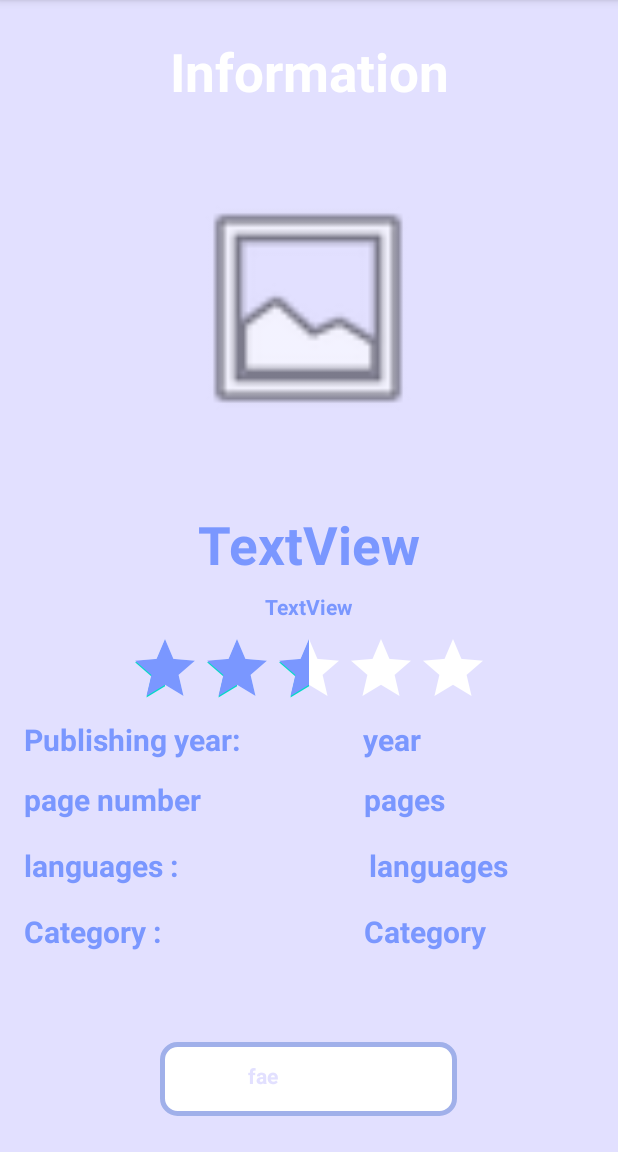
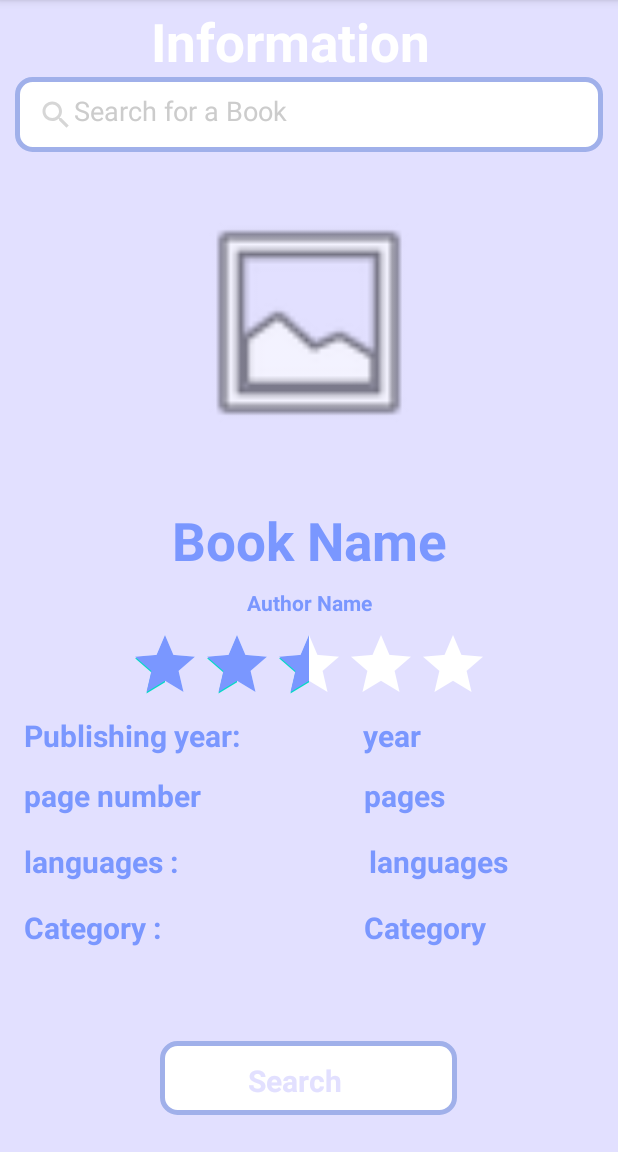
Before and after one commit to najibhosam/LibraLink2, an Android app: the BookActivity screen opened directly, with no data from a screen before it, on a phone screen of 412 x 824 dp, the part 84-1236 px from its top. Run offline under Robolectric (Android 15) with nearby library versions, the phone set to English and light mode, and no system bars; libraries missing offline, so code that uses them is left out: com.loopj.android, cz.msebera.android.

```diff
--- a/app/build.gradle
+++ b/app/build.gradle
@@ -87,4 +87,8 @@ dependencies {
     implementation platform('com.google.firebase:firebase-bom:32.1.0')
 
 
+
+    implementation 'com.loopj.android:android-async-http:1.4.11'
+
+
 }
--- a/app/src/main/AndroidManifest.xml
+++ b/app/src/main/AndroidManifest.xml
@@ -1,6 +1,8 @@
 <?xml version="1.0" encoding="utf-8"?>
 <manifest xmlns:android="http://schemas.android.com/apk/res/android"
     xmlns:tools="http://schemas.android.com/tools">
+
+    <uses-permission android:name="android.permission.INTERNET"/>
 
     <application
         android:allowBackup="true"
--- a/app/src/main/java/com/example/libralink2/BookActivity.kt
+++ b/app/src/main/java/com/example/libralink2/BookActivity.kt
@@ -2,9 +2,16 @@ package com.example.libralink2
 
 import androidx.appcompat.app.AppCompatActivity
 import android.os.Bundle
+import android.view.View
+import android.widget.Toast
 import androidx.lifecycle.ViewModelProvider
 import com.example.libralink2.databinding.ActivityBookBinding
 import com.example.libralink2.databinding.ActivityMainBinding
+import com.loopj.android.http.AsyncHttpClient
+import com.loopj.android.http.AsyncHttpClient.log
+import com.loopj.android.http.AsyncHttpResponseHandler
+import cz.msebera.android.httpclient.Header
+import org.json.JSONObject
 
 class BookActivity : AppCompatActivity() {
     private lateinit var binding: ActivityBookBinding
@@ -13,10 +20,79 @@ class BookActivity : AppCompatActivity() {
 
         binding= ActivityBookBinding.inflate(layoutInflater)
         setContentView(binding.root)
+        //var viewModel = ViewModelProvider(this).get(BookActivityViewModel::class.java)
 
-        var viewModel = ViewModelProvider(this).get(BookActivityViewModel::class.java)
 
-        viewModel.getInfo()
+        binding.btnSearch.setOnClickListener {
+            searchBook()
+        }
+
 
     }
+
+    private fun searchBook() {
+        val query = binding.etSearch.text.toString()
+        val client = AsyncHttpClient()
+        val url = "https://www.googleapis.com/books/v1/volumes?q=${query}"
+        client.get(url,object : AsyncHttpResponseHandler(){
+            override fun onSuccess(
+                statusCode: Int,
+                headers: Array<out Header>,
+                responseBody: ByteArray
+            ) {
+                val result = String(responseBody)
+                log.d(TAG , result)
+
+                try {
+                    val jsonObject = JSONObject(result)
+                    val itemsArray = jsonObject.getJSONArray("items")
+
+                    var i = 0
+                    var bookTitle = ""
+                    var bookAuthor = ""
+
+
+                    while (i < itemsArray.length()) {
+                        val book = itemsArray.getJSONObject(i)
+                        val volumeInfo = book.getJSONObject("volumeInfo")
+                        try {
+                            bookTitle = volumeInfo.getString("title")
+                            bookAuthor = volumeInfo.getString("authors")
+                        } catch (e: Exception) {
+                            e.printStackTrace()
+                        }
+                        i++
+                    }
+                    binding.apply {
+                        tvBookName.text = bookTitle
+                        tvAuthorName.text = bookAuthor
+                    }
+                }catch (e: Exception) {
+                    Toast.makeText(this@BookActivity, e.message, Toast.LENGTH_SHORT).show()
+                }
+
+            }
+
+            override fun onFailure(
+                statusCode: Int,
+                headers: Array<out Header>?,
+                responseBody: ByteArray?,
+                error: Throwable?
+            ) {
+                val errorMessage = when (statusCode) {
+                    401 -> "StatusCode: Bad Request"
+                    403 -> "StatusCode: Forbidden"
+                    404 -> "StatusCode: Not Found"
+                    else -> " StatusCode: ${error?.message}"
+                }
+                Toast.makeText(this@BookActivity, errorMessage, Toast.LENGTH_SHORT).show()
+            }
+
+        })
+
+    }
+
+    companion object {
+        private val TAG = MainActivity::class.java.simpleName
+    }
 }
--- a/app/src/main/java/com/example/libralink2/BookActivityViewModel.kt
+++ b/app/src/main/java/com/example/libralink2/BookActivityViewModel.kt
@@ -9,6 +9,7 @@ class BookActivityViewModel: ViewModel() {
     var PublishingYear = ""
     var Pages = 0
     var category = ""
+   // var bookName = intent.getStringExtra("EXTRA-MESSAGE")
 
     fun getInfo (){
 
--- a/app/src/main/res/layout/activity_book.xml
+++ b/app/src/main/res/layout/activity_book.xml
@@ -40,25 +40,39 @@
         android:id="@+id/textView7"
         android:layout_width="wrap_content"
         android:layout_height="wrap_content"
-        android:layout_marginTop="24dp"
+        android:layout_marginTop="4dp"
         android:text="Information"
         android:textColor="@color/white"
         android:textSize="35sp"
         android:textStyle="bold"
         app:layout_constraintEnd_toEndOf="parent"
-        app:layout_constraintHorizontal_bias="0.5"
+        app:layout_constraintHorizontal_bias="0.446"
         app:layout_constraintStart_toStartOf="parent"
         app:layout_constraintTop_toTopOf="parent" />
 
+    <EditText
+        android:id="@+id/etSearch"
+        android:layout_width="392dp"
+        android:layout_height="50dp"
+        android:background="@drawable/shape_edittext00"
+        android:drawableStart="@drawable/ic_search"
+        android:hint="Search for a Book "
+        android:inputType="textEmailAddress"
+        android:padding="15dp"
+        android:textColor="@color/black"
+        android:textColorHint="#CCCCCC"
+        app:layout_constraintEnd_toEndOf="parent"
+        app:layout_constraintStart_toStartOf="parent"
+        app:layout_constraintTop_toBottomOf="@+id/textView7" />
+
     <ImageView
         android:id="@+id/imageView9"
-        android:layout_width="165dp"
-        android:layout_height="220dp"
-        android:layout_marginTop="24dp"
+        android:layout_width="161dp"
+        android:layout_height="195dp"
+        android:layout_marginTop="16dp"
         app:layout_constraintEnd_toEndOf="parent"
-        app:layout_constraintHorizontal_bias="0.497"
         app:layout_constraintStart_toStartOf="parent"
-        app:layout_constraintTop_toBottomOf="@+id/textView7"
+        app:layout_constraintTop_toBottomOf="@+id/etSearch"
         app:srcCompat="@android:drawable/ic_menu_gallery" />
 
     <TextView
@@ -66,7 +80,7 @@
         android:layout_width="wrap_content"
         android:layout_height="wrap_content"
         android:layout_marginTop="24dp"
-        android:text="TextView"
+        android:text="Book Name"
         android:textColor="#7A97FF"
         android:textSize="35sp"
         android:textStyle="bold"
@@ -80,7 +94,7 @@
         android:layout_width="wrap_content"
         android:layout_height="wrap_content"
         android:layout_marginTop="8dp"
-        android:text="TextView"
+        android:text="Author Name"
         android:textColor="#7A97FF"
         android:textStyle="bold"
         app:layout_constraintEnd_toEndOf="parent"
@@ -188,7 +202,7 @@
         app:layout_constraintTop_toBottomOf="@+id/tvPages" />
 
     <ImageButton
-        android:id="@+id/imBook"
+        android:id="@+id/btnSearch"
         android:layout_width="198dp"
         android:layout_height="49dp"
         android:layout_marginBottom="16dp"
@@ -204,12 +218,13 @@
         android:id="@+id/textView10"
         android:layout_width="81dp"
         android:layout_height="24dp"
-        android:text="fae"
+        android:text="Search"
+        android:textSize="20dp"
         android:textColor="@color/blue"
         android:textStyle="bold"
-        app:layout_constraintBottom_toBottomOf="@+id/imBook"
-        app:layout_constraintEnd_toEndOf="@+id/imBook"
-        app:layout_constraintStart_toStartOf="@+id/imBook"
-        app:layout_constraintTop_toTopOf="@+id/imBook" />
+        app:layout_constraintBottom_toBottomOf="@+id/btnSearch"
+        app:layout_constraintEnd_toEndOf="@+id/btnSearch"
+        app:layout_constraintStart_toStartOf="@+id/btnSearch"
+        app:layout_constraintTop_toTopOf="@+id/btnSearch" />
 
 </androidx.constraintlayout.widget.ConstraintLayout>
--- a/app/src/main/res/layout/activity_main.xml
+++ b/app/src/main/res/layout/activity_main.xml
@@ -22,9 +22,8 @@
         android:name="androidx.navigation.fragment.NavHostFragment"
         android:layout_width="409dp"
         android:layout_height="680dp"
-        android:layout_marginBottom="2dp"
         app:defaultNavHost="true"
-        app:layout_constraintBottom_toTopOf="@+id/bottomNavigationView"
+        app:layout_constraintBottom_toBottomOf="parent"
         app:layout_constraintEnd_toEndOf="parent"
         app:layout_constraintStart_toStartOf="parent"
         app:layout_constraintTop_toTopOf="parent"
```
Also changed, not shown: app/src/main/java/com/example/libralink2/fragment/HomeFragment.kt (+29 -2 lines), app/src/main/res/layout/fragment_home.xml (+30 -25 lines).
